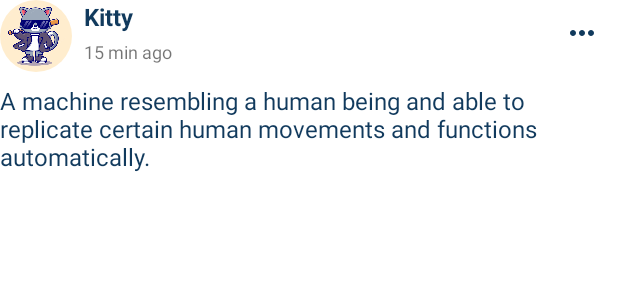
After one commit to Ponnya/PADC_WeChat, an Android app: the layout viewholder_moment.xml on its own in the app's theme, with its tools: preview values and no code run, on a phone screen of 412 x 824 dp. The commit adds this screen. Shown: the top 300 px of the screen. Run offline under Robolectric (Android 15) with nearby library versions, the phone set to English and light mode, and no system bars.

Commit message:
-add moment
Signed-off-by: Ponnya <mr.ponnya@gmail.com>

```diff
--- a/app/src/main/AndroidManifest.xml
+++ b/app/src/main/AndroidManifest.xml
@@ -2,6 +2,7 @@
 <manifest xmlns:android="http://schemas.android.com/apk/res/android"
     xmlns:tools="http://schemas.android.com/tools">
 
+    <uses-permission android:name="android.permission.INTERNET" />
     <application
         android:allowBackup="true"
         android:dataExtractionRules="@xml/data_extraction_rules"
--- /dev/null
+++ b/app/src/main/java/com/padc/ponnya/wechat/data/vos/MomentImageVO.kt
@@ -0,0 +1,5 @@
+package com.padc.ponnya.wechat.data.vos
+
+data class MomentImageVO(
+    val dummy: String,
+)
--- /dev/null
+++ b/app/src/main/res/drawable/ic_baseline_more_horiz_blue_24dp.xml
@@ -0,0 +1,10 @@
+<vector xmlns:android="http://schemas.android.com/apk/res/android"
+    android:width="24dp"
+    android:height="24dp"
+    android:tint="#113A5D"
+    android:viewportWidth="24"
+    android:viewportHeight="24">
+    <path
+        android:fillColor="@android:color/white"
+        android:pathData="M6,10c-1.1,0 -2,0.9 -2,2s0.9,2 2,2 2,-0.9 2,-2 -0.9,-2 -2,-2zM18,10c-1.1,0 -2,0.9 -2,2s0.9,2 2,2 2,-0.9 2,-2 -0.9,-2 -2,-2zM12,10c-1.1,0 -2,0.9 -2,2s0.9,2 2,2 2,-0.9 2,-2 -0.9,-2 -2,-2z" />
+</vector>
--- /dev/null
+++ b/app/src/main/res/layout/viewholder_moment.xml
@@ -0,0 +1,60 @@
+<?xml version="1.0" encoding="utf-8"?>
+<RelativeLayout xmlns:android="http://schemas.android.com/apk/res/android"
+    xmlns:app="http://schemas.android.com/apk/res-auto"
+    android:layout_width="match_parent"
+    android:layout_height="wrap_content">
+
+    <de.hdodenhof.circleimageview.CircleImageView
+        android:id="@+id/ivMomentProfile"
+        android:layout_width="@dimen/margin_xxlarge"
+        android:layout_height="@dimen/margin_xxlarge"
+        android:src="@drawable/moment_testing_image" />
+
+    <androidx.appcompat.widget.AppCompatTextView
+        android:id="@+id/tvMomentName"
+        android:layout_width="wrap_content"
+        android:layout_height="wrap_content"
+        android:layout_marginStart="@dimen/margin_medium"
+        android:layout_toEndOf="@id/ivMomentProfile"
+        android:text="Kitty"
+        android:textColor="@color/colorSecondaryLight"
+        android:textSize="@dimen/text_regular_2x"
+        android:textStyle="bold" />
+
+    <androidx.appcompat.widget.AppCompatTextView
+        android:id="@+id/tvMomentPostedTime"
+        android:layout_width="wrap_content"
+        android:layout_height="wrap_content"
+        android:layout_below="@id/tvMomentName"
+        android:layout_marginStart="@dimen/margin_medium"
+        android:layout_marginTop="@dimen/margin_small"
+        android:layout_toEndOf="@id/ivMomentProfile"
+        android:text="15 min ago"
+        android:textSize="@dimen/text_small" />
+
+    <ImageButton
+        android:layout_width="wrap_content"
+        android:layout_height="wrap_content"
+        android:layout_alignParentEnd="true"
+        android:backgroundTint="@color/colorPrimary"
+        app:srcCompat="@drawable/ic_baseline_more_horiz_blue_24dp" />
+
+    <androidx.appcompat.widget.AppCompatTextView
+        android:id="@+id/tvMomentText"
+        android:layout_width="wrap_content"
+        android:layout_height="wrap_content"
+        android:layout_below="@id/ivMomentProfile"
+        android:layout_marginTop="@dimen/margin_medium"
+        android:text="A machine resembling a human being and able to replicate certain human movements and functions automatically."
+        android:textColor="@color/colorSecondaryLight"
+        android:textSize="@dimen/text_regular_2x" />
+
+    <androidx.recyclerview.widget.RecyclerView
+        android:id="@+id/rvMomentImage"
+        android:layout_width="match_parent"
+        android:layout_height="wrap_content"
+        android:layout_below="@id/tvMomentText"
+        android:layout_marginTop="@dimen/margin_medium" />
+
+
+</RelativeLayout>
```
Also changed, not shown: app/build.gradle (+9 -0 lines), app/src/main/java/com/padc/ponnya/wechat/adapters/BaseAbstractAdapter.kt (added, +71 -0 lines), app/src/main/java/com/padc/ponnya/wechat/adapters/MomentAdapter.kt (added, +23 -0 lines), app/src/main/java/com/padc/ponnya/wechat/adapters/MomentImageAdapter.kt (added, +17 -0 lines), app/src/main/java/com/padc/ponnya/wechat/fragments/MomentFragment.kt (+17 -0 lines), app/src/main/java/com/padc/ponnya/wechat/viewholders/BaseAbstractViewHolder.kt (added, +10 -0 lines), app/src/main/java/com/padc/ponnya/wechat/viewholders/MomentImageViewHolder.kt (added, +16 -0 lines), app/src/main/java/com/padc/ponnya/wechat/viewholders/MomentViewHolder.kt (added, +30 -0 lines), app/src/main/res/layout/fragment_moment.xml (+9 -6 lines), app/src/main/res/layout/viewholder_moment_image.xml (added, +14 -0 lines), app/src/main/res/drawable/moment_testing_image.png (added).
